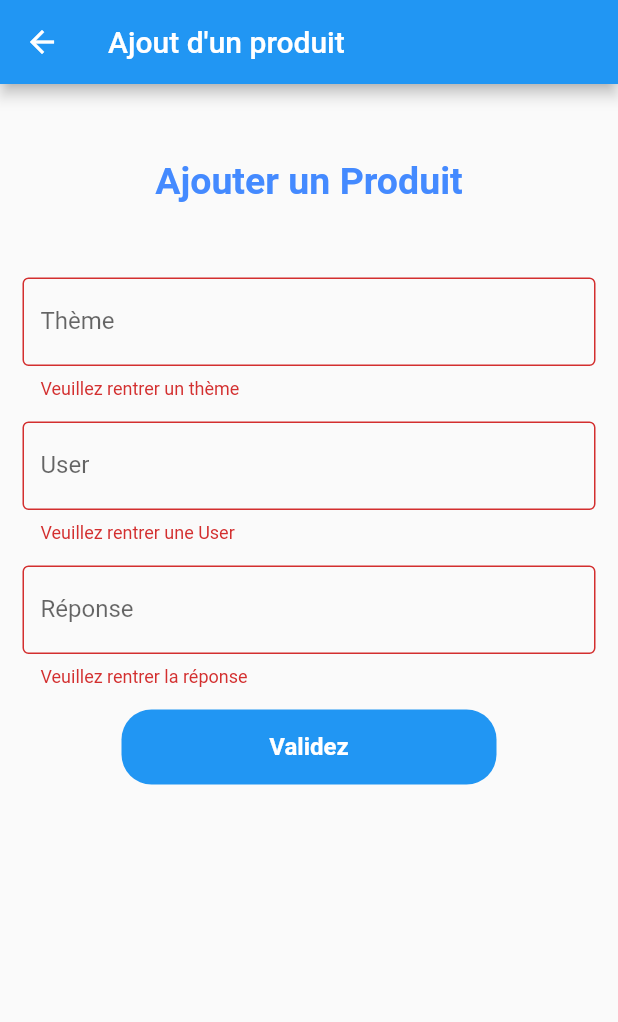
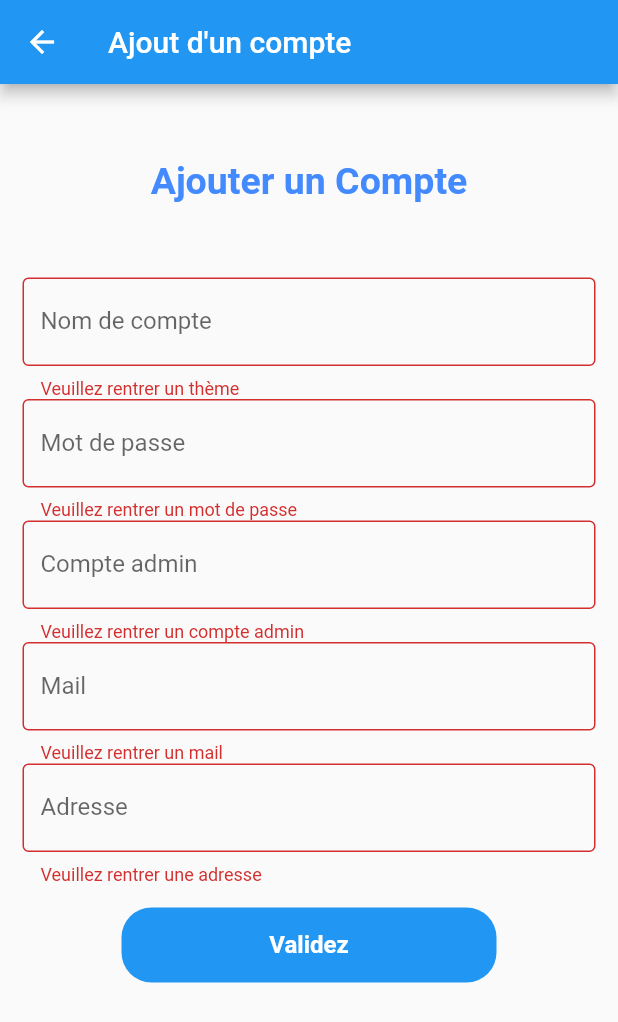
Before and after one commit to Anas7823/M2L-Mobile, a Flutter app: the AjoutUser screen opened by its route, after a tap on "Validez", on a phone screen of 412 x 824 dp. Shown: the top 1022 px of the screen. Run offline on Flutter 3.47's test engine with Material 2 defaults, Android fonts, the phone set to English and light mode, and no system bars; missing offline and left inert: dart:ffi.

Commit message:
AjoutUser correction, il reste ModifierUser et la connexion

```diff
--- a/lib/User.dart
+++ b/lib/User.dart
@@ -47,8 +47,8 @@ class User {
     }
   }
 
-  static ajoutUser(BuildContext context, String NomCompte, String MdpCompte, Bool CompteAdmin,
-      String MailCompte, String AdresseCompte) async {
+  static ajoutUser(BuildContext context, String NomCompte, String MdpCompte,
+   Bool CompteAdmin, String MailCompte, String AdresseCompte) async {
     try {
       var res = await http.post(
         Uri.parse("$baseUrl/compte"),
@@ -60,7 +60,7 @@ class User {
           'MdpCompte': MdpCompte,
           'CompteAdmin': CompteAdmin.toString(),
           'MailCompte': MailCompte,
-          'AdresseCompte': AdresseCompte
+          'AdresseCompte': AdresseCompte,
         }),
       );
       if (res.statusCode == 200) {
--- a/lib/pages/AjoutUser.dart
+++ b/lib/pages/AjoutUser.dart
@@ -1,3 +1,5 @@
+import 'dart:ffi';
+
 import 'package:flutter/material.dart';
 import '../User.dart';
 
@@ -10,9 +12,12 @@ class AjoutUser extends StatefulWidget {
 
 class _AjoutUserState extends State<AjoutUser> {
   final GlobalKey<FormState> login = GlobalKey<FormState>();
-  final themeController = TextEditingController();
-  final UserController = TextEditingController();
-  final reponseController = TextEditingController();
+  final NomCompteController = TextEditingController();
+  final MdpCompteController = TextEditingController();
+  final CompteAdminController = TextEditingController();
+  final MailCompteController = TextEditingController();
+  final AdresseCompteController = TextEditingController();
+
 
   @override
   Widget build(BuildContext context) {
@@ -28,7 +33,7 @@ class _AjoutUserState extends State<AjoutUser> {
   Widget _AjoutUser(BuildContext context) {
     return Scaffold(
       appBar: AppBar(
-        title: const Text("Ajout d'un produit"),
+        title: const Text("Ajout d'un compte"),
       ),
       body: SingleChildScrollView(
         child: Column(
@@ -39,7 +44,7 @@ class _AjoutUserState extends State<AjoutUser> {
                 padding: EdgeInsets.all(50),
                 child: Center(
                   child: Text(
-                    "Ajouter un Produit",
+                    "Ajouter un Compte",
                     style: TextStyle(
                         fontWeight: FontWeight.bold,
                         fontSize: 25,
@@ -50,11 +55,11 @@ class _AjoutUserState extends State<AjoutUser> {
               Padding(
                 padding: const EdgeInsets.symmetric(horizontal: 15),
                 child: TextFormField(
-                  controller: themeController,
+                  controller: NomCompteController,
                   decoration: const InputDecoration(
                       border: OutlineInputBorder(),
-                      labelText: 'Thème',
-                      hintText: 'Entrez un thème'),
+                      labelText: 'Nom de compte',
+                      hintText: 'Entrez un nom de compte'),
                   validator: (value) {
                     if (value == null || value.isEmpty) {
                       return "Veuillez rentrer un thème";
@@ -64,34 +69,64 @@ class _AjoutUserState extends State<AjoutUser> {
                 ),
               ),
               Padding(
-                padding: const EdgeInsets.only(
-                    left: 15.0, right: 15.0, top: 15, bottom: 0),
+                padding: const EdgeInsets.symmetric(horizontal: 15),
                 child: TextFormField(
-                  controller: UserController,
+                  controller: MdpCompteController,
                   decoration: const InputDecoration(
                       border: OutlineInputBorder(),
-                      labelText: 'User',
-                      hintText: 'Entrez une User'),
+                      labelText: 'Mot de passe',
+                      hintText: 'Entrez un mot de passe'),
                   validator: (value) {
                     if (value == null || value.isEmpty) {
-                      return "Veuillez rentrer une User";
+                      return "Veuillez rentrer un mot de passe";
                     }
                     return null;
                   },
                 ),
               ),
               Padding(
-                padding: const EdgeInsets.only(
-                    left: 15.0, right: 15.0, top: 15, bottom: 0),
+                padding: const EdgeInsets.symmetric(horizontal: 15),
                 child: TextFormField(
-                  controller: reponseController,
+                  controller: CompteAdminController,
                   decoration: const InputDecoration(
                       border: OutlineInputBorder(),
-                      labelText: 'Réponse',
-                      hintText: 'Entrez la réponse'),
+                      labelText: 'Compte admin',
+                      hintText: 'Entrez un compte admin'),
                   validator: (value) {
                     if (value == null || value.isEmpty) {
-                      return "Veuillez rentrer la réponse";
+                      return "Veuillez rentrer un compte admin";
+                    }
+                    return null;
+                  },
+                ),
+              ),
+              Padding(
+                padding: const EdgeInsets.symmetric(horizontal: 15),
+                child: TextFormField(
+                  controller: MailCompteController,
+                  decoration: const InputDecoration(
+                      border: OutlineInputBorder(),
+                      labelText: 'Mail',
+                      hintText: 'Entrez un mail'),
+                  validator: (value) {
+                    if (value == null || value.isEmpty) {
+                      return "Veuillez rentrer un mail";
+                    }
+                    return null;
+                  },
+                ),
+              ),
+              Padding(
+                padding: const EdgeInsets.symmetric(horizontal: 15),
+                child: TextFormField(
+                  controller: AdresseCompteController,
+                  decoration: const InputDecoration(
+                      border: OutlineInputBorder(),
+                      labelText: 'Adresse',
+                      hintText: 'Entrez une adresse'),
+                  validator: (value) {
+                    if (value == null || value.isEmpty) {
+                      return "Veuillez rentrer une adresse";
                     }
                     return null;
                   },
@@ -108,8 +143,8 @@ class _AjoutUserState extends State<AjoutUser> {
                   child: TextButton(
                     onPressed: () {
                       if (login.currentState!.validate()) {
-                        User.ajoutUser(context, themeController.text,
-                            UserController.text, reponseController.text);
+                        User.ajoutUser(context, NomCompteController.text,
+                            MdpCompteController.text, CompteAdminController.text as Bool, MailCompteController.text, AdresseCompteController.text);
                       }
                     },
                     child: const Text("Validez",
```
